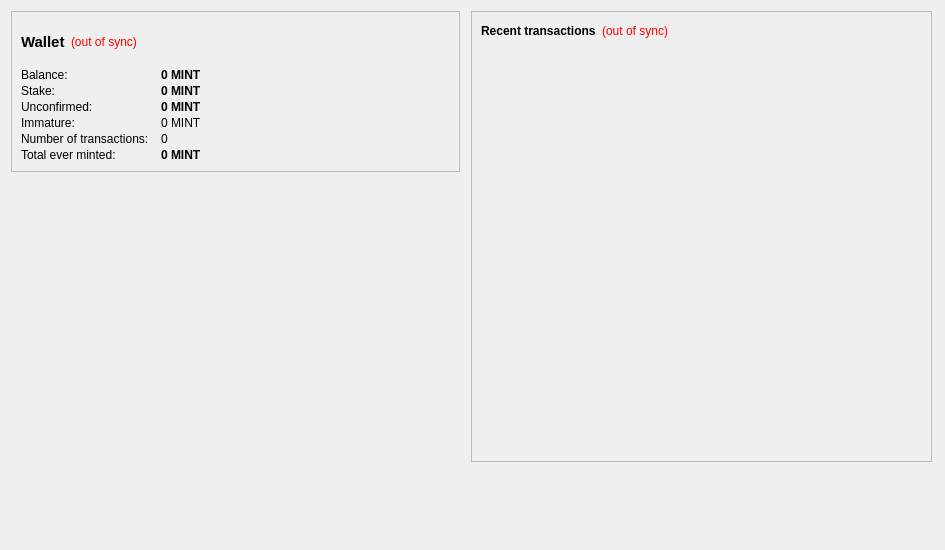
Old version of the form src/qt/forms/overviewpage.ui in the repository MintcoinCommunity/Mintcoin-Desktop-Wallet.
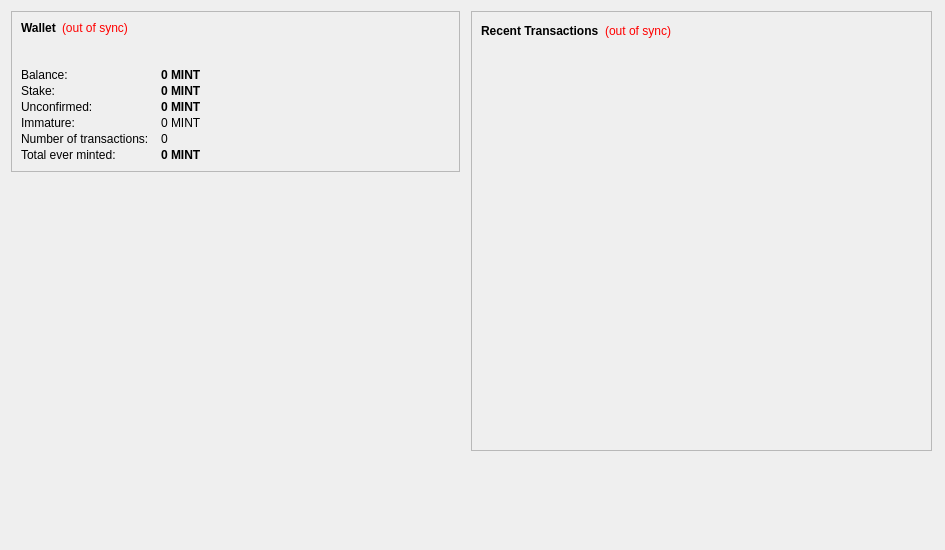
New version of the form. Icons and pictures are not drawn.

Commit message: linux UI compatibility modifications.

Patch:
```diff
--- a/src/qt/forms/overviewpage.ui
+++ b/src/qt/forms/overviewpage.ui
@@ -54,15 +54,11 @@
         <layout class="QHBoxLayout" name="horizontalLayout_6">
          <item>
           <widget class="QLabel" name="label_13">
-           <property name="font">
-            <font>
-             <pointsize>11</pointsize>
-             <weight>75</weight>
-             <bold>true</bold>
-            </font>
-           </property>
            <property name="text">
-            <string>Wallet</string>
+            <string>&lt;b&gt;Wallet&lt;/b&gt;</string>
+           </property>
+	   <property name="alignment">
+            <set>Qt::AlignLeft|Qt::AlignTop</set>
            </property>
           </widget>
          </item>
@@ -78,7 +74,7 @@
             <string notr="true">(out of sync)</string>
            </property>
            <property name="alignment">
-            <set>Qt::AlignLeading|Qt::AlignLeft|Qt::AlignVCenter</set>
+            <set>Qt::AlignLeading|Qt::AlignLeft|Qt::AlignTop</set>
            </property>
           </widget>
          </item>
@@ -268,13 +264,13 @@
         <x>460</x>
         <y>0</y>
         <width>461</width>
-        <height>451</height>
+        <height>440</height>
        </rect>
       </property>
       <property name="sizePolicy">
        <sizepolicy hsizetype="Preferred" vsizetype="Preferred">
         <horstretch>0</horstretch>
-        <verstretch>0</verstretch>
+        <verstretch>1</verstretch>
        </sizepolicy>
       </property>
       <property name="frameShape">
@@ -295,7 +291,7 @@
          <item>
           <widget class="QLabel" name="label_18">
            <property name="text">
-            <string>&lt;b&gt;Recent transactions&lt;/b&gt;</string>
+            <string>&lt;b&gt;Recent Transactions&lt;/b&gt;</string>
            </property>
           </widget>
          </item>
@@ -357,7 +353,7 @@
         <x>10</x>
         <y>170</y>
         <width>431</width>
-        <height>281</height>
+        <height>280</height>
        </rect>
       </property>
       <property name="sizePolicy">
@@ -366,17 +362,11 @@
         <verstretch>1</verstretch>
        </sizepolicy>
       </property>
-      <property name="styleSheet">
-       <string notr="true">position:absolute; bottom:10px;</string>
-      </property>
-      <property name="text">
-       <string/>
-      </property>
       <property name="pixmap">
        <pixmap resource="../bitcoin.qrc">:/images/about</pixmap>
       </property>
       <property name="alignment">
-       <set>Qt::AlignBottom|Qt::AlignHCenter</set>
+       <set>Qt::AlignVCenter|Qt::AlignHCenter</set>
       </property>
      </widget>
     </widget>
```
Left out of the diff: 3 changed lines with no effect on the pictures. The commit also changes 2 other files.
